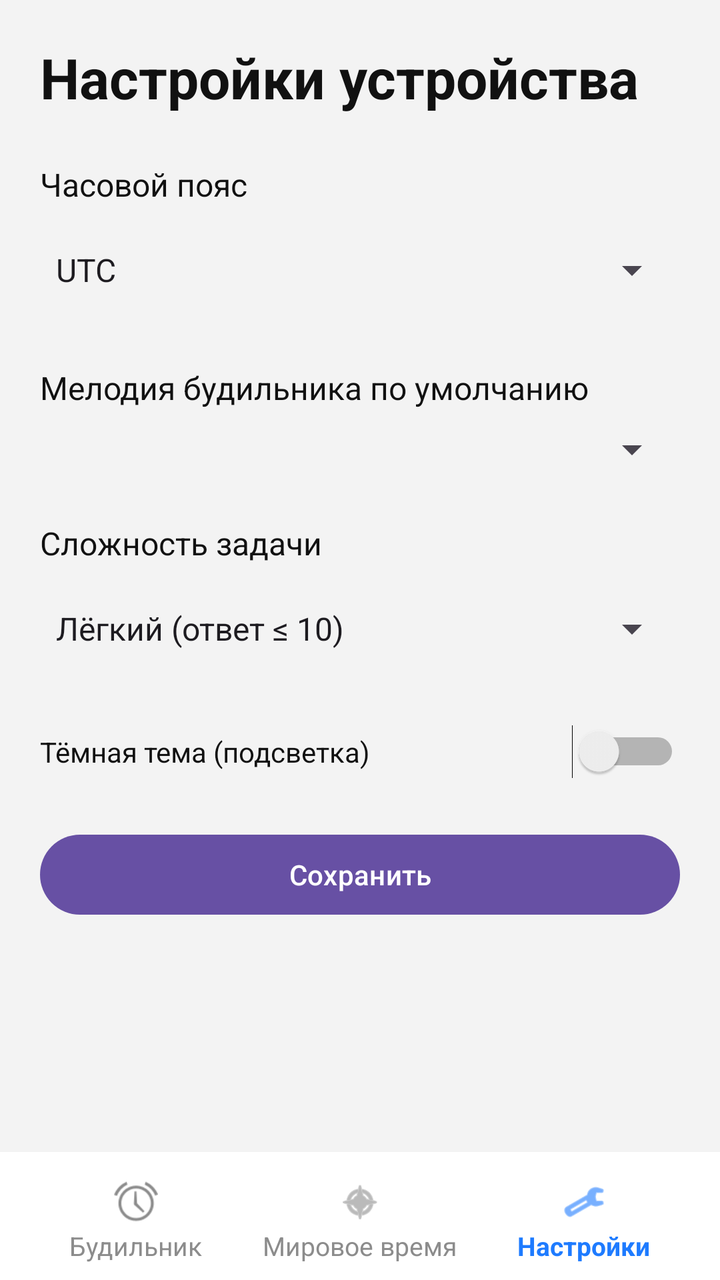
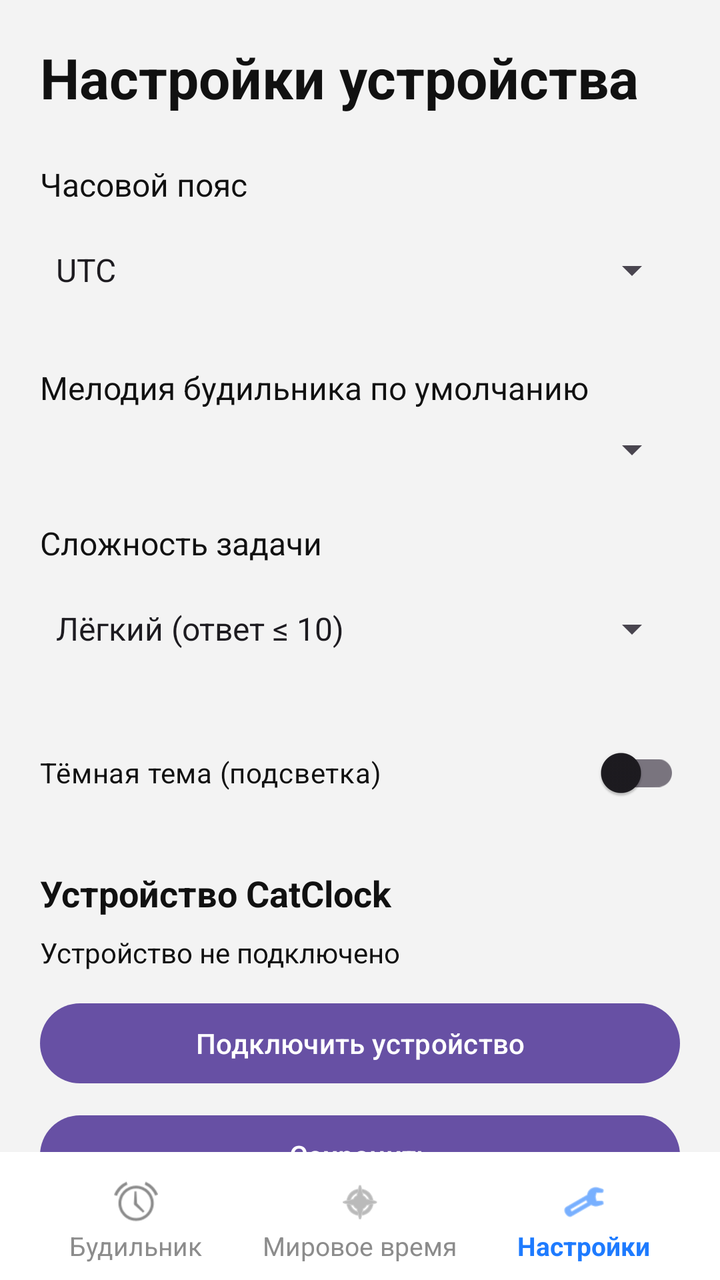

Screens rendered from an Android XML layout before and after an edit, with the pre-edit source and the edit as a unified diff.
<!-- AndroidManifest.xml: application theme Theme.Clock2 -->
<!-- res/layout/activity_settings.xml -->
<?xml version="1.0" encoding="utf-8"?>
<FrameLayout xmlns:android="http://schemas.android.com/apk/res/android"
    xmlns:app="http://schemas.android.com/apk/res-auto"
    android:layout_width="match_parent"
    android:layout_height="match_parent"
    android:background="@color/main_screen_bg">

    <LinearLayout
        android:layout_width="match_parent"
        android:layout_height="match_parent"
        android:orientation="vertical"
        android:padding="20dp"
        android:paddingBottom="88dp">

        <TextView
            android:layout_width="wrap_content"
            android:layout_height="wrap_content"
            android:layout_marginBottom="24dp"
            android:text="@string/settings_title"
            android:textColor="@color/main_time_color"
            android:textSize="28sp"
            android:textStyle="bold" />

        <TextView
            android:layout_width="wrap_content"
            android:layout_height="wrap_content"
            android:layout_marginBottom="8dp"
            android:text="@string/timezone_label"
            android:textColor="@color/main_time_color"
            android:textSize="16sp" />

        <Spinner
            android:id="@+id/spinner_timezone"
            android:layout_width="match_parent"
            android:layout_height="48dp"
            android:layout_marginBottom="24dp"
            android:entries="@array/timezones" />

        <TextView
            android:layout_width="wrap_content"
            android:layout_height="wrap_content"
            android:layout_marginBottom="8dp"
            android:text="@string/alarm_tone_settings_label"
            android:textColor="@color/main_time_color"
            android:textSize="16sp" />

        <Spinner
            android:id="@+id/spinner_alarm_tone_settings"
            android:layout_width="match_parent"
            android:layout_height="wrap_content"
            android:layout_marginBottom="24dp" />

        <TextView
            android:layout_width="wrap_content"
            android:layout_height="wrap_content"
            android:layout_marginBottom="8dp"
            android:text="@string/difficulty_label"
            android:textColor="@color/main_time_color"
            android:textSize="16sp" />

        <Spinner
            android:id="@+id/spinner_difficulty"
            android:layout_width="match_parent"
            android:layout_height="48dp"
            android:layout_marginBottom="24dp"
            android:entries="@array/difficulty_levels" />

        <Switch
            android:id="@+id/switch_theme"
            android:layout_width="match_parent"
            android:layout_height="wrap_content"
            android:layout_marginBottom="24dp"
            android:text="@string/dark_theme_label"
            android:textColor="@color/main_time_color" />

        <Button
            android:id="@+id/btn_save_settings"
            android:layout_width="match_parent"
            android:layout_height="48dp"
            android:text="@string/save_settings" />

    </LinearLayout>

    <LinearLayout
        android:layout_width="match_parent"
        android:layout_height="64dp"
        android:layout_gravity="bottom"
        android:background="@color/main_bottom_nav_bg"
        android:orientation="horizontal"
        android:paddingHorizontal="12dp">

        <LinearLayout
            android:id="@+id/nav_alarm"
            android:layout_width="0dp"
            android:layout_height="match_parent"
            android:layout_weight="1"
            android:gravity="center"
            android:orientation="vertical"
            android:paddingTop="6dp">

            <ImageView
                android:layout_width="22dp"
                android:layout_height="22dp"
                android:src="@android:drawable/ic_lock_idle_alarm"
                app:tint="@color/main_nav_inactive" />

            <TextView
                android:layout_width="wrap_content"
                android:layout_height="wrap_content"
                android:layout_marginTop="2dp"
                android:text="@string/nav_alarm"
                android:textColor="@color/main_nav_inactive"
                android:textSize="13sp" />
        </LinearLayout>

        <LinearLayout
            android:id="@+id/nav_world_time"
            android:layout_width="0dp"
            android:layout_height="match_parent"
            android:layout_weight="1"
            android:gravity="center"
            android:orientation="vertical"
            android:paddingTop="6dp">

            <ImageView
                android:layout_width="22dp"
                android:layout_height="22dp"
                android:src="@android:drawable/ic_menu_compass"
                app:tint="@color/main_nav_inactive" />

            <TextView
                android:layout_width="wrap_content"
                android:layout_height="wrap_content"
                android:layout_marginTop="2dp"
                android:text="@string/nav_world_time"
                android:textColor="@color/main_nav_inactive"
                android:textSize="13sp" />
        </LinearLayout>

        <LinearLayout
            android:id="@+id/nav_settings"
            android:layout_width="0dp"
            android:layout_height="match_parent"
            android:layout_weight="1"
            android:gravity="center"
            android:orientation="vertical"
            android:paddingTop="6dp">

            <ImageView
                android:layout_width="22dp"
                android:layout_height="22dp"
                android:src="@android:drawable/ic_menu_manage"
                app:tint="@color/main_fab_blue" />

            <TextView
                android:layout_width="wrap_content"
                android:layout_height="wrap_content"
                android:layout_marginTop="2dp"
                android:text="@string/nav_settings"
                android:textColor="@color/main_fab_blue"
                android:textSize="13sp"
                android:textStyle="bold" />
        </LinearLayout>

    </LinearLayout>

</FrameLayout>
<!-- resources referenced by this layout -->
<resources>
  <string-array name="difficulty_levels">
          <item>Лёгкий (ответ ≤ 10)</item>
          <item>Средний (ответ ≤ 50)</item>
          <item>Сложный (ответ ≤ 100)</item>
      </string-array>
  <string-array name="timezones">
          <item>UTC</item>
          <item>Europe/Moscow</item>
          <item>Asia/Novosibirsk</item>
          <item>Europe/London</item>
          <item>Europe/Paris</item>
          <item>America/New_York</item>
          <item>America/Los_Angeles</item>
          <item>Asia/Tokyo</item>
          <item>Asia/Shanghai</item>
          <item>Australia/Sydney</item>
      </string-array>
  <color name="main_bottom_nav_bg">#FFFFFF</color>
  <color name="main_fab_blue">#1E7BFF</color>
  <color name="main_nav_inactive">#8C8C8C</color>
  <color name="main_screen_bg">#F3F3F3</color>
  <color name="main_time_color">#111111</color>
  <string name="alarm_tone_settings_label">Мелодия будильника по умолчанию</string>
  <string name="dark_theme_label">Тёмная тема (подсветка)</string>
  <string name="difficulty_label">Сложность задачи</string>
  <string name="nav_alarm">Будильник</string>
  <string name="nav_settings">Настройки</string>
  <string name="nav_world_time">Мировое время</string>
  <string name="save_settings">Сохранить</string>
  <string name="settings_title">Настройки устройства</string>
  <string name="timezone_label">Часовой пояс</string>
  <style name="Theme.Clock2" parent="Base.Theme.Clock2" />
  <style name="Base.Theme.Clock2" parent="Theme.Material3.DayNight.NoActionBar">
          
          
      </style>
</resources>

<!-- the commit's change to res/layout/activity_settings.xml (unified diff, before → after) -->
@@ -65,13 +65,54 @@
             android:layout_marginBottom="24dp"
             android:entries="@array/difficulty_levels" />
 
-        <Switch
+        <com.google.android.material.switchmaterial.SwitchMaterial
             android:id="@+id/switch_theme"
             android:layout_width="match_parent"
             android:layout_height="wrap_content"
             android:layout_marginBottom="24dp"
             android:text="@string/dark_theme_label"
             android:textColor="@color/main_time_color" />
+
+        <TextView
+            android:layout_width="wrap_content"
+            android:layout_height="wrap_content"
+            android:layout_marginBottom="8dp"
+            android:text="@string/device_section_title"
+            android:textColor="@color/main_time_color"
+            android:textSize="18sp"
+            android:textStyle="bold" />
+
+        <TextView
+            android:id="@+id/tv_device_status"
+            android:layout_width="match_parent"
+            android:layout_height="wrap_content"
+            android:layout_marginBottom="12dp"
+            android:text="@string/device_status_not_paired"
+            android:textColor="@color/main_time_color"
+            android:textSize="14sp" />
+
+        <Button
+            android:id="@+id/btn_device_connect"
+            android:layout_width="match_parent"
+            android:layout_height="48dp"
+            android:layout_marginBottom="8dp"
+            android:text="@string/device_connect_button" />
+
+        <Button
+            android:id="@+id/btn_device_sync"
+            android:layout_width="match_parent"
+            android:layout_height="48dp"
+            android:layout_marginBottom="8dp"
+            android:text="@string/device_sync_now_button"
+            android:visibility="gone" />
+
+        <Button
+            android:id="@+id/btn_device_disconnect"
+            android:layout_width="match_parent"
+            android:layout_height="48dp"
+            android:layout_marginBottom="24dp"
+            android:text="@string/device_disconnect_button"
+            android:visibility="gone" />
 
         <Button
             android:id="@+id/btn_save_settings"
<!-- resource entries referenced after the edit -->
@@ -24,6 +24,11 @@
   <color name="main_time_color">#111111</color>
   <string name="alarm_tone_settings_label">Мелодия будильника по умолчанию</string>
   <string name="dark_theme_label">Тёмная тема (подсветка)</string>
+  <string name="device_connect_button">Подключить устройство</string>
+  <string name="device_disconnect_button">Отключить устройство</string>
+  <string name="device_section_title">Устройство CatClock</string>
+  <string name="device_status_not_paired">Устройство не подключено</string>
+  <string name="device_sync_now_button">Синхронизировать сейчас</string>
   <string name="difficulty_label">Сложность задачи</string>
   <string name="nav_alarm">Будильник</string>
   <string name="nav_settings">Настройки</string>
